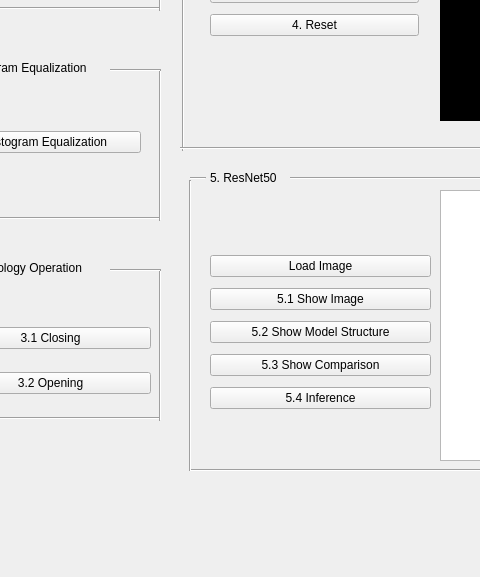
Chengyenhsun/IPCVDL_HW2, file hw2.ui: the form before one commit; both pictures show x 220 to 700 and y 210 to 787 of the 1179 by 787 pixel window.
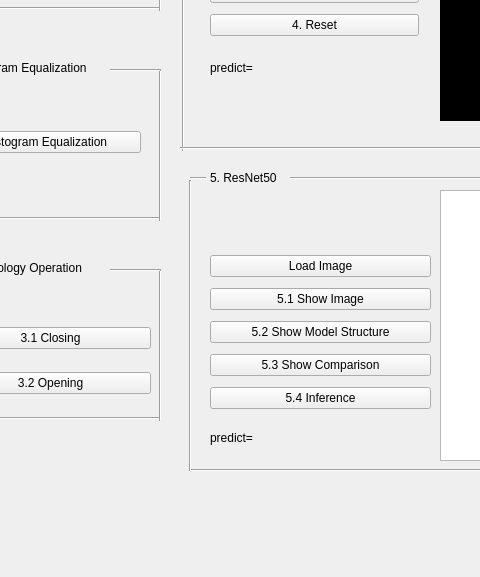
The form after the commit.

Commit message: 新增Q4,Q5 predict

What changed in the file:
```diff
--- a/hw2.ui
+++ b/hw2.ui
@@ -1050,6 +1050,32 @@
      <enum>Qt::Horizontal</enum>
     </property>
    </widget>
+   <widget class="QLabel" name="Q5_predict">
+    <property name="geometry">
+     <rect>
+      <x>430</x>
+      <y>640</y>
+      <width>60</width>
+      <height>16</height>
+     </rect>
+    </property>
+    <property name="text">
+     <string>predict=</string>
+    </property>
+   </widget>
+   <widget class="QLabel" name="Q4_predict">
+    <property name="geometry">
+     <rect>
+      <x>430</x>
+      <y>270</y>
+      <width>60</width>
+      <height>16</height>
+     </rect>
+    </property>
+    <property name="text">
+     <string>predict=</string>
+    </property>
+   </widget>
   </widget>
   <widget class="QMenuBar" name="menubar">
    <property name="geometry">
```
